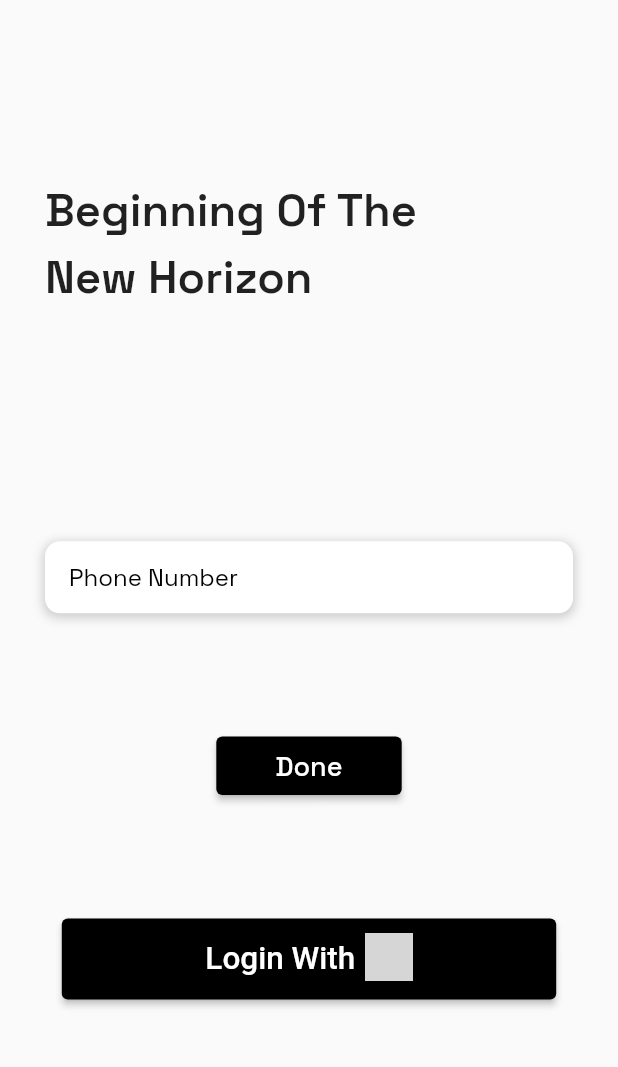
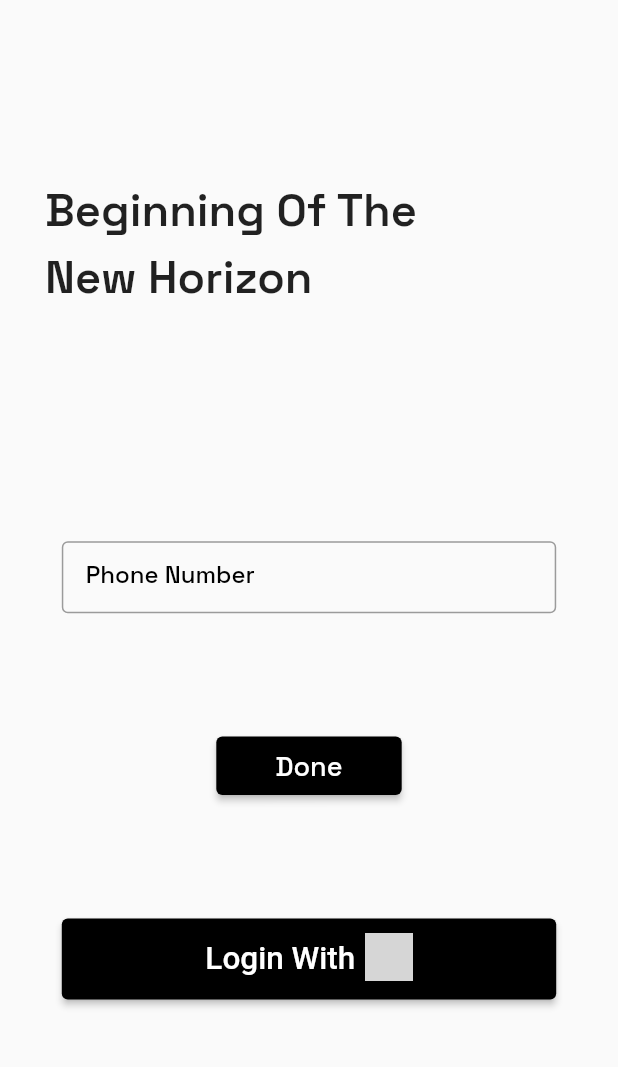
Before and after one commit to shaan-mephobic/file-share, a Flutter app: the screen it shows after launch, after a tap on "Get Started", on a phone screen of 412 x 824 dp, the part 120-1187 px from its top. Run offline on Flutter 3.47's test engine with Material 2 defaults, Android fonts, the phone set to English and light mode, and no system bars; our stand-ins replace another_flushbar, firebase_auth, firebase_core, fluttertoast, google_sign_in, lottie; accounts and stored records are empty; network calls fail; grey boxes are pictures that could not be loaded.

Commit message:
input loading

```diff
--- a/lib/main.dart
+++ b/lib/main.dart
@@ -18,7 +18,7 @@ class MyApp extends StatelessWidget {
     return MaterialApp(
       title: 'Share',
       debugShowCheckedModeBanner: false,
-      theme: ThemeData(primarySwatch: Colors.blue, fontFamily: "SpaceGroteskt"),
+      theme: ThemeData(fontFamily: "SpaceGroteskt"),
       home: const Getstarted(),
     );
   }
--- a/lib/pages/Login.dart
+++ b/lib/pages/Login.dart
@@ -1,3 +1,4 @@
+import 'package:another_flushbar/flushbar.dart';
 import 'package:share/pages/home.dart';
 import 'package:share/pages/Otp.dart';
 import 'package:firebase_auth/firebase_auth.dart';
@@ -19,6 +20,11 @@ class _LoginState extends State<Login> {
   Future<UserCredential?> signInWithGoogle() async {
     // Create an instance of the firebase auth and google signin
     FirebaseAuth auth = FirebaseAuth.instance;
+    showDialog(
+        context: context,
+        builder: (context) {
+          return Center(child: CircularProgressIndicator());
+        });
     final GoogleSignIn googleSignIn = GoogleSignIn();
     //Triger the authentication flow
     final GoogleSignInAccount? googleUser = await googleSignIn.signIn();
@@ -34,6 +40,7 @@ class _LoginState extends State<Login> {
     //Sign in the user with the credentials
     final UserCredential userCredential =
         await auth.signInWithCredential(credential);
+    Navigator.of(context).pop();
     return null;
   }
 
@@ -51,6 +58,7 @@ class _LoginState extends State<Login> {
     double screenWidth = MediaQuery.of(context).size.width;
     double widgetWidth = screenWidth * 0.8;
     double widgetWidth2 = screenWidth * 0.3;
+    double widgetWidth3 = screenWidth * 0.5;
     double screenHeight = MediaQuery.of(context).size.height;
     return Scaffold(
       resizeToAvoidBottomInset: true,
@@ -80,32 +88,27 @@ class _LoginState extends State<Login> {
           const SizedBox(),
           Stack(
             children: [
-              Container(
-                margin: const EdgeInsets.only(
-                  left: 30,
-                  right: 30,
-                ),
-                decoration: BoxDecoration(
-                  color: Colors.white,
-                  borderRadius: BorderRadius.circular(10),
-                  boxShadow: [
-                    BoxShadow(
-                      color: Colors.grey.withOpacity(0.5), //shadow color
-                      spreadRadius: 1, // spread radius
-                      blurRadius: 5, // shadow blur radius
-                      offset: const Offset(0, 2), // changes position of shadow
+              Center(
+                child: SizedBox(
+                  width: widgetWidth,
+                  child: TextField(
+                    controller: phoneController,
+                    keyboardType: TextInputType.phone,
+                    decoration: const InputDecoration(
+                      border: OutlineInputBorder(),
+                      focusedBorder: OutlineInputBorder(
+                        borderSide: BorderSide(
+                          color: Colors.black, // set border color here
+                        ),
+                      ),
+                      hintText: 'Enter Your Phone Number',
+                      labelText: 'Phone Number',
+                      labelStyle: TextStyle(
+                          fontWeight: FontWeight.w500, color: Colors.black),
+                      hintStyle: TextStyle(color: Colors.black, fontSize: 13),
+                      contentPadding:
+                          EdgeInsets.symmetric(vertical: 12, horizontal: 16),
                     ),
-                  ],
-                ),
-                child: TextField(
-                  controller: phoneController,
-                  keyboardType: TextInputType.phone,
-                  decoration: const InputDecoration(
-                    border: InputBorder.none,
-                    hintText: 'Phone Number',
-                    hintStyle: TextStyle(color: Colors.black),
-                    contentPadding:
-                        EdgeInsets.symmetric(vertical: 12, horizontal: 16),
                   ),
                 ),
               ),
@@ -179,16 +182,54 @@ class _LoginState extends State<Login> {
     );
   }
 
-  void loginWithPhone() async {
+//   void loginWithPhone() async {
+//     auth.verifyPhoneNumber(
+//       phoneNumber: "+91" + phoneController.text,
+//       verificationCompleted: (PhoneAuthCredential credential) async {
+//         await auth.signInWithCredential(credential).then((value) {
+//           print("You are logged in successfully");
+//         });
+//       },
+//       verificationFailed: (FirebaseAuthException e) {
+//         print(e.message);
+//       },
+//       codeSent: (String verificationId, int? resendToken) {
+//         verificationID = verificationId;
+//         setState(() {});
+//         Navigator.pushReplacement(
+//           context,
+//           MaterialPageRoute(
+//             builder: (context) => Otp(
+//               verID: verificationID,
+//             ),
+//           ),
+//         );
+//       },
+//       codeAutoRetrievalTimeout: (String verificationId) {},
+//     );
+//   }
+// }
+  Future loginWithPhone() async {
+    String phone = phoneController.text.trim();
+    if (phone.isEmpty || phone.length != 10) {
+      showToast("Please Enter a Valid Phone Number");
+      return;
+    }
+
+    showDialog(
+        context: context,
+        builder: (context) {
+          return Center(child: CircularProgressIndicator());
+        });
     auth.verifyPhoneNumber(
-      phoneNumber: "+91" + phoneController.text,
+      phoneNumber: "+91" + phone,
       verificationCompleted: (PhoneAuthCredential credential) async {
         await auth.signInWithCredential(credential).then((value) {
           print("You are logged in successfully");
         });
       },
       verificationFailed: (FirebaseAuthException e) {
-        print(e.message);
+        showToast(e.message ?? "Verification failed");
       },
       codeSent: (String verificationId, int? resendToken) {
         verificationID = verificationId;
@@ -201,8 +242,17 @@ class _LoginState extends State<Login> {
             ),
           ),
         );
+        Navigator.of(context).pop();
       },
       codeAutoRetrievalTimeout: (String verificationId) {},
     );
   }
+
+  void showToast(String message) {
+    Flushbar(
+      message: message,
+      duration: Duration(seconds: 3),
+      messageColor: Colors.white,
+    ).show(context);
+  }
 }
--- a/pubspec.yaml
+++ b/pubspec.yaml
@@ -40,6 +40,7 @@ dependencies:
   google_sign_in: ^5.4.2
   firebase_auth: ^4.2.3
   fluttertoast: ^8.2.1
+  another_flushbar: ^1.12.29
 
 
 
```
Also changed, not shown: lib/pages/Otp.dart (+73 -28 lines), pubspec.lock.
